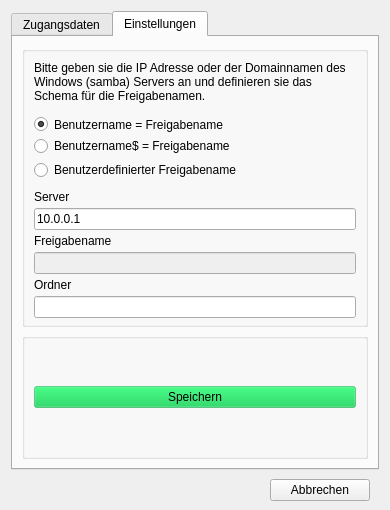
valueerrorx/sambamount, file winshare.ui: the form before one commit.
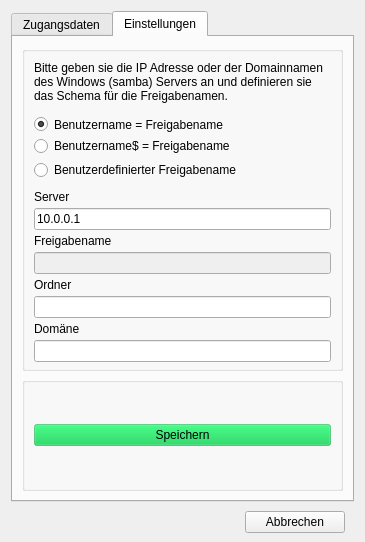
The form after the commit. The open tabs and pages were chosen to show the change. Icons and pictures are not drawn.

Commit message: added domain option

Patch:
```diff
--- a/winshare.ui
+++ b/winshare.ui
@@ -7,8 +7,8 @@
    <rect>
     <x>0</x>
     <y>0</y>
-    <width>390</width>
-    <height>510</height>
+    <width>365</width>
+    <height>542</height>
    </rect>
   </property>
   <property name="sizePolicy">
@@ -357,6 +357,16 @@
             </property>
            </widget>
           </item>
+          <item>
+           <widget class="QLabel" name="label_8">
+            <property name="text">
+             <string>Domäne</string>
+            </property>
+           </widget>
+          </item>
+          <item>
+           <widget class="QLineEdit" name="domain"/>
+          </item>
          </layout>
         </widget>
        </item>
```
The commit also changes 1 other file.
